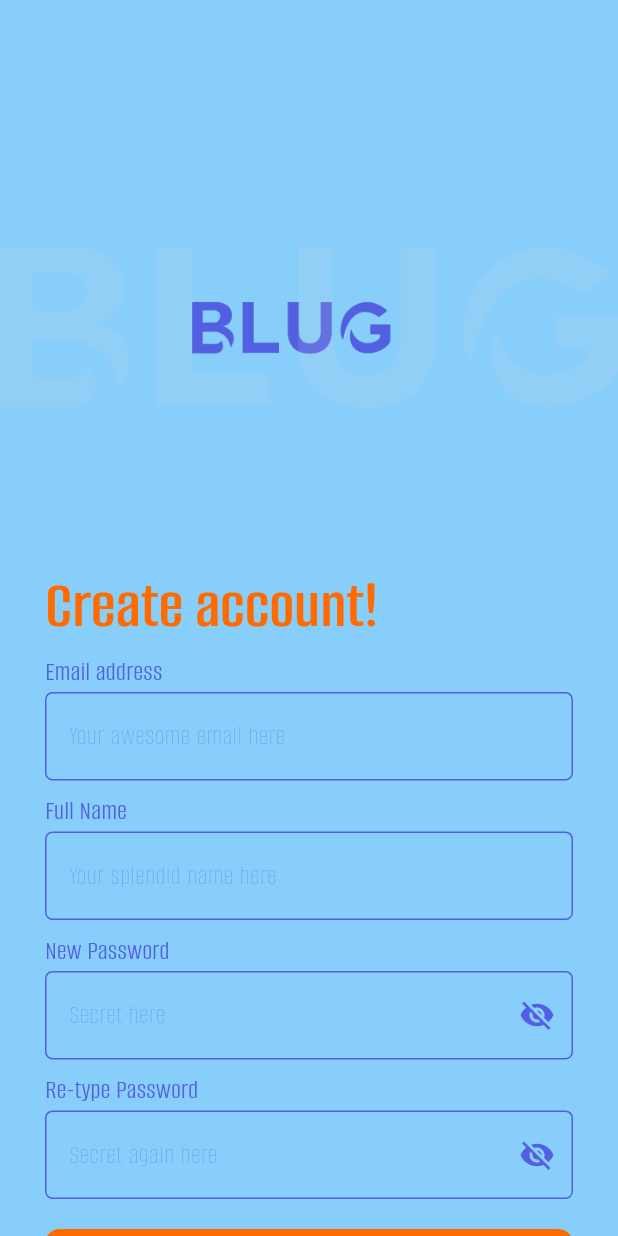
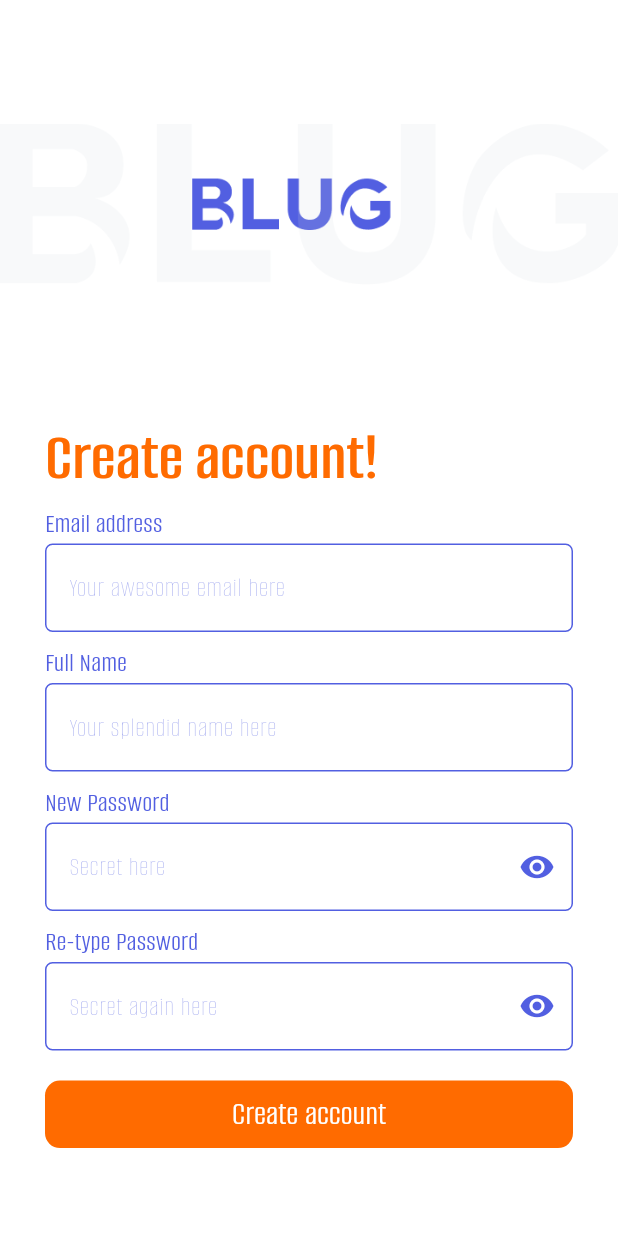
Before and after one commit to dhrisyapn/blug, a Flutter app: the SignUpPage screen opened directly, on a phone screen of 412 x 824 dp. Run offline on Flutter 3.47's test engine with Material 3 defaults, Android fonts, the light colour scheme and no system bars; our stand-ins replace cloud_firestore, firebase_auth, firebase_core, firebase_storage, image_picker; accounts and stored records are empty; network calls fail.

Commit message:
bug fixes

```diff
--- a/lib/providerclass.dart
+++ b/lib/providerclass.dart
@@ -6,6 +6,7 @@
   final String body;
   final String image;
   final String profile;
+  final DateTime timestamp;
 
   Posts({
     required this.username,
@@ -13,15 +14,22 @@
     required this.body,
     required this.image,
     required this.profile,
+    required this.timestamp,
   });
 }
 
 class PostsProvider with ChangeNotifier {
   final List<Posts> postdata = [];
+  String postCount = '0';
   void addPost(Posts post) {
     postdata.add(post);
     notifyListeners();
   }
 
+  void setCount(String count) {
+    postCount = count;
+    notifyListeners();
+  }
+
   List<Posts> get post => postdata;
 }
--- a/lib/signup.dart
+++ b/lib/signup.dart
@@ -1,4 +1,5 @@
-import 'package:blug/home.dart';
+// ignore_for_file: use_build_context_synchronously
+
 import 'package:blug/username.dart';
 import 'package:cloud_firestore/cloud_firestore.dart';
 import 'package:firebase_auth/firebase_auth.dart';
@@ -12,8 +13,8 @@
 }
 
 class _SignUpPageState extends State<SignUpPage> {
-  bool visible = false;
-  var eyeicon = const Icon(Icons.visibility_off);
+  bool visible = true;
+  var eyeicon = const Icon(Icons.visibility);
   void toggleicon() {
     setState(() {
       visible = !visible;
@@ -25,8 +26,8 @@
     });
   }
 
-  bool visible1 = false;
-  var eyeicon1 = const Icon(Icons.visibility_off);
+  bool visible1 = true;
+  var eyeicon1 = const Icon(Icons.visibility);
   void toggleicon1() {
     setState(() {
       visible1 = !visible1;
@@ -47,7 +48,7 @@
   Future<void> signUpWithEmailPassword() async {
     if (passwordController.text != retypepasswordController.text) {
       ScaffoldMessenger.of(context).showSnackBar(
-        SnackBar(content: Text('Passwords do not match')),
+        const SnackBar(content: Text('Passwords do not match')),
       );
       return;
     }
@@ -67,11 +68,12 @@
             .doc(emailController.text)
             .set({
           'name': fullname.text,
+          'pprofile': '',
         });
 
         // Navigate to your target page if sign up is successful
-        Navigator.push(
-            context, MaterialPageRoute(builder: (context) => UsernamePage()));
+        Navigator.push(context,
+            MaterialPageRoute(builder: (context) => const UsernamePage()));
       }
     } on FirebaseAuthException catch (e) {
       // Handle errors
@@ -95,14 +97,14 @@
         passwordController.text.isEmpty ||
         retypepasswordController.text.isEmpty) {
       ScaffoldMessenger.of(context).showSnackBar(
-        SnackBar(content: Text('All fields are required')),
+        const SnackBar(content: Text('All fields are required')),
       );
       return;
     }
 
     if (passwordController.text != retypepasswordController.text) {
       ScaffoldMessenger.of(context).showSnackBar(
-        SnackBar(content: Text('Passwords do not match')),
+        const SnackBar(content: Text('Passwords do not match')),
       );
       return;
     }
@@ -119,14 +121,14 @@
           crossAxisAlignment: CrossAxisAlignment.start,
           children: [
             SizedBox(
-              height: MediaQuery.of(context).size.height * 0.2,
+              height: MediaQuery.of(context).size.height * 0.1,
             ),
             Image.asset('assets/Group 12.png'),
             SizedBox(
-              height: MediaQuery.of(context).size.height * 0.12,
+              height: MediaQuery.of(context).size.height * 0.1,
             ),
-            Padding(
-              padding: const EdgeInsets.only(left: 30),
+            const Padding(
+              padding: EdgeInsets.only(left: 30),
               child: Text(
                 'Create account!',
                 style: TextStyle(
@@ -142,7 +144,7 @@
               child: Column(
                 crossAxisAlignment: CrossAxisAlignment.start,
                 children: [
-                  Text(
+                  const Text(
                     'Email address',
                     style: TextStyle(
                       color: Color(0xFF525FE1),
@@ -155,32 +157,32 @@
                     controller: emailController,
                     decoration: InputDecoration(
                       hintText: 'Your awesome email here',
-                      hintStyle: TextStyle(
+                      hintStyle: const TextStyle(
                           color: Color(0x7F525FE1),
                           fontFamily: 'Alumni Sans',
                           fontWeight: FontWeight.w100,
                           fontSize: 18),
                       enabledBorder: OutlineInputBorder(
                         borderRadius: BorderRadius.circular(5),
-                        borderSide:
-                            BorderSide(width: 1, color: Color(0xFF525FE1)),
+                        borderSide: const BorderSide(
+                            width: 1, color: Color(0xFF525FE1)),
                       ),
                       focusedBorder: OutlineInputBorder(
                         borderRadius: BorderRadius.circular(5),
-                        borderSide:
-                            BorderSide(width: 1, color: Color(0xFF525FE1)),
+                        borderSide: const BorderSide(
+                            width: 1, color: Color(0xFF525FE1)),
                       ),
                     ),
-                    style: TextStyle(
+                    style: const TextStyle(
                       color: Color(0xFF525FE1),
                       fontSize: 17,
                     ),
-                    cursorColor: Color(0xFF525FE1),
+                    cursorColor: const Color(0xFF525FE1),
                   ),
-                  SizedBox(
+                  const SizedBox(
                     height: 8,
                   ),
-                  Text(
+                  const Text(
                     'Full Name',
                     style: TextStyle(
                       color: Color(0xFF525FE1),
@@ -193,32 +195,32 @@
                     controller: fullname,
                     decoration: InputDecoration(
                       hintText: 'Your splendid name here ',
-                      hintStyle: TextStyle(
+                      hintStyle: const TextStyle(
                           color: Color(0x7F525FE1),
                           fontFamily: 'Alumni Sans',
                           fontWeight: FontWeight.w100,
                           fontSize: 18),
                       enabledBorder: OutlineInputBorder(
                         borderRadius: BorderRadius.circular(5),
-                        borderSide:
-                            BorderSide(width: 1, color: Color(0xFF525FE1)),
+                        borderSide: const BorderSide(
+                            width: 1, color: Color(0xFF525FE1)),
                       ),
                       focusedBorder: OutlineInputBorder(
                         borderRadius: BorderRadius.circular(5),
-                        borderSide:
-                            BorderSide(width: 1, color: Color(0xFF525FE1)),
+                        borderSide: const BorderSide(
+                            width: 1, color: Color(0xFF525FE1)),
                       ),
                     ),
-                    style: TextStyle(
+                    style: const TextStyle(
                       color: Color(0xFF525FE1),
                       fontSize: 17,
                     ),
-                    cursorColor: Color(0xFF525FE1),
+                    cursorColor: const Color(0xFF525FE1),
                   ),
-                  SizedBox(
+                  const SizedBox(
                     height: 8,
                   ),
-                  Text(
+                  const Text(
                     'New Password',
                     style: TextStyle(
                       color: Color(0xFF525FE1),
@@ -231,37 +233,37 @@
                     controller: passwordController,
                     decoration: InputDecoration(
                       hintText: 'Secret here',
-                      hintStyle: TextStyle(
+                      hintStyle: const TextStyle(
                           color: Color(0x7F525FE1),
                           fontFamily: 'Alumni Sans',
                           fontWeight: FontWeight.w100,
                           fontSize: 18),
                       enabledBorder: OutlineInputBorder(
                         borderRadius: BorderRadius.circular(5),
-                        borderSide:
-                            BorderSide(width: 1, color: Color(0xFF525FE1)),
+                        borderSide: const BorderSide(
+                            width: 1, color: Color(0xFF525FE1)),
                       ),
                       focusedBorder: OutlineInputBorder(
                         borderRadius: BorderRadius.circular(5),
-                        borderSide:
-                            BorderSide(width: 1, color: Color(0xFF525FE1)),
+                        borderSide: const BorderSide(
+                            width: 1, color: Color(0xFF525FE1)),
                       ),
                       suffixIcon: IconButton(
                           onPressed: toggleicon,
                           icon: eyeicon,
-                          color: Color(0xff525FE1)),
+                          color: const Color(0xff525FE1)),
                     ),
-                    style: TextStyle(
+                    style: const TextStyle(
                       color: Color(0xFF525FE1),
                       fontSize: 17,
                     ),
-                    cursorColor: Color(0xFF525FE1),
+                    cursorColor: const Color(0xFF525FE1),
                     obscureText: visible,
                   ),
-                  SizedBox(
+                  const SizedBox(
                     height: 8,
                   ),
-                  Text(
+                  const Text(
                     'Re-type Password',
                     style: TextStyle(
                       color: Color(0xFF525FE1),
@@ -274,34 +276,34 @@
                     controller: retypepasswordController,
                     decoration: InputDecoration(
                       hintText: 'Secret again here',
-                      hintStyle: TextStyle(
+                      hintStyle: const TextStyle(
                           color: Color(0x7F525FE1),
                           fontFamily: 'Alumni Sans',
                           fontWeight: FontWeight.w100,
                           fontSize: 18),
                       enabledBorder: OutlineInputBorder(
                         borderRadius: BorderRadius.circular(5),
-                        borderSide:
-                            BorderSide(width: 1, color: Color(0xFF525FE1)),
+                        borderSide: const BorderSide(
+                            width: 1, color: Color(0xFF525FE1)),
                       ),
                       focusedBorder: OutlineInputBorder(
                         borderRadius: BorderRadius.circular(5),
-                        borderSide:
-                            BorderSide(width: 1, color: Color(0xFF525FE1)),
+                        borderSide: const BorderSide(
+                            width: 1, color: Color(0xFF525FE1)),
                       ),
                       suffixIcon: IconButton(
                           onPressed: toggleicon1,
                           icon: eyeicon1,
-                          color: Color(0xff525FE1)),
+                          color: const Color(0xff525FE1)),
                     ),
-                    style: TextStyle(
+                    style: const TextStyle(
                       color: Color(0xFF525FE1),
                       fontSize: 17,
                     ),
-                    cursorColor: Color(0xFF525FE1),
+                    cursorColor: const Color(0xFF525FE1),
                     obscureText: visible1,
                   ),
-                  SizedBox(
+                  const SizedBox(
                     height: 20,
                   ),
                   GestureDetector(
@@ -312,12 +314,12 @@
                       width: double.infinity,
                       height: 45,
                       decoration: ShapeDecoration(
-                        color: Color(0xFFFF6B00),
+                        color: const Color(0xFFFF6B00),
                         shape: RoundedRectangleBorder(
                           borderRadius: BorderRadius.circular(10),
                         ),
                       ),
-                      child: Center(
+                      child: const Center(
                         child: Text(
                           'Create account',
                           style: TextStyle(
```
Also changed, not shown: lib/forgotpage.dart (+13 -13 lines), lib/getstarted.dart (+15 -11 lines), lib/home.dart (+99 -27 lines), lib/main.dart (+2 -10 lines), lib/post.dart (+55 -40 lines), lib/profile.dart (+58 -41 lines), lib/signin.dart (+33 -31 lines), lib/splash.dart (+4 -4 lines), lib/username.dart (+19 -17 lines).
